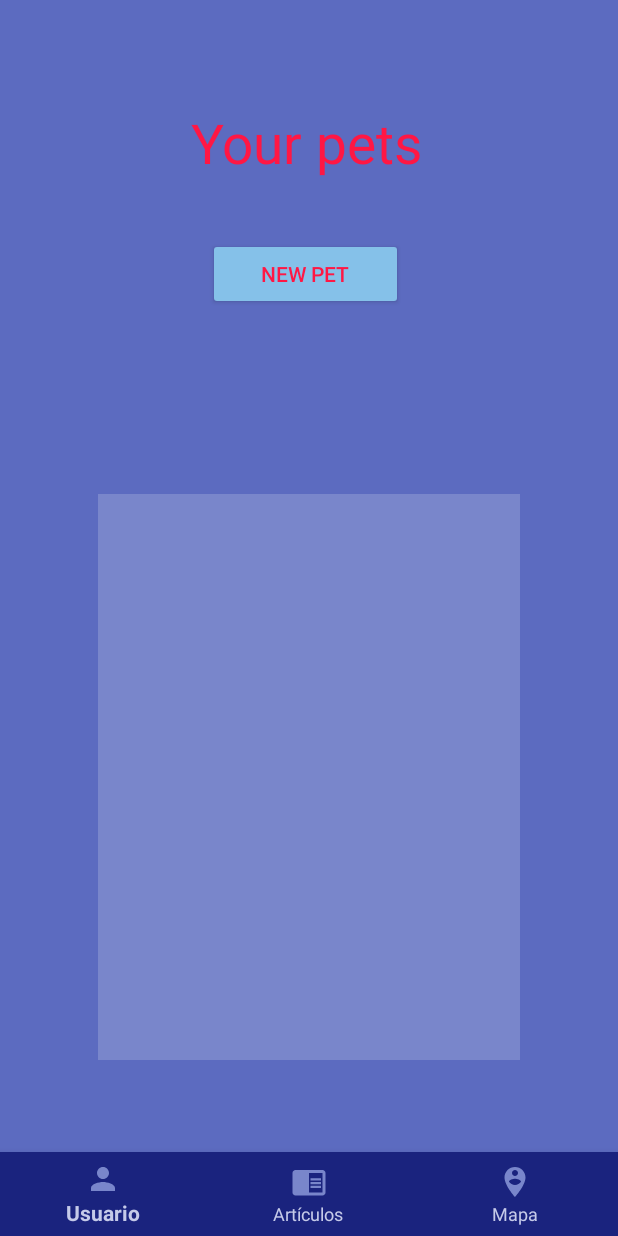
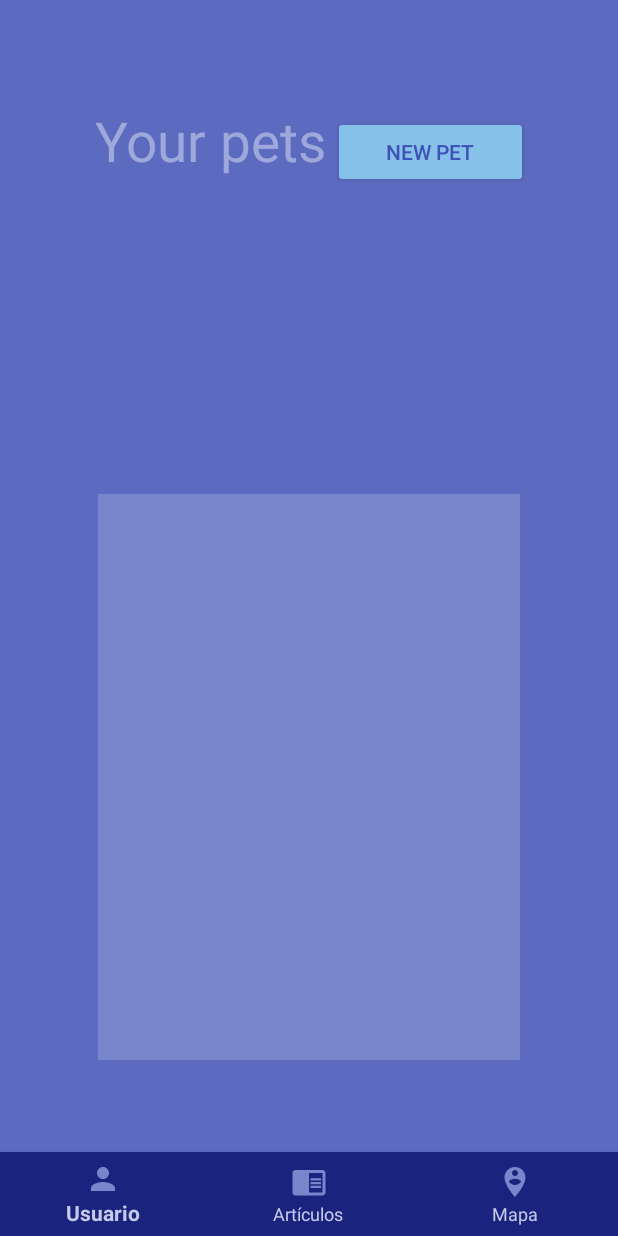
Before and after one commit to karichalobato/PetCare, an Android app: the screen it shows after launch once a user with an empty profile is signed in (MainActivity), on a phone screen of 412 x 824 dp. Run offline under Robolectric (Android 15) with nearby library versions, the phone set to English and light mode, and no system bars; our stand-ins replace Firebase (no records; nobody signed in at launch, a user with empty details on screens opened directly), Room's generated code, navigation-ui, sdp/ssp sizes; libraries missing offline, so code that uses them is left out: com.firebase.ui; 2 statements that could not run were skipped.

Commit message:
color fix

```diff
--- a/app/src/main/res/layout/fragment_main.xml
+++ b/app/src/main/res/layout/fragment_main.xml
@@ -47,13 +47,13 @@
             android:layout_alignParentRight="true"
             android:layout_alignParentEnd="true"
             android:layout_alignParentTop="true"
-            android:layout_marginEnd="@dimen/_100sdp"
+            android:layout_marginEnd="@dimen/_149sdp"
             android:id="@+id/textView"
-            android:layout_marginTop="@dimen/_38sdp"
+            android:layout_marginTop="@dimen/_37sdp"
             android:gravity="center"
-            android:textColor="@color/colortexto"
+            android:textColor="@color/color4"
             android:autoText="false"
-            app:autoSizeTextType="uniform" android:layout_marginRight="120dp"/>
+            app:autoSizeTextType="uniform" android:layout_marginRight="199dp"/>
 
     <Button
             android:id="@+id/butnew"
@@ -63,10 +63,10 @@
             android:layout_alignParentRight="true"
             android:layout_alignParentEnd="true"
             android:layout_alignParentTop="true"
-            android:layout_marginEnd="@dimen/_110sdp"
-            android:layout_marginTop="@dimen/_122sdp"
+            android:layout_marginEnd="60dp"
+            android:layout_marginTop="77dp"
             android:backgroundTint="#85c1e9"
-            android:textColor="@color/colortexto"/>
+            android:textColor="@color/colorPrimary" android:layout_marginRight="60dp"/>
 
 
 </RelativeLayout>
```
Also changed, not shown: app/src/main/res/layout/fragment_newpet.xml (+5 -5 lines).
